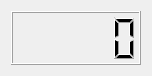
The window that tomato.ui (spmno/Aside) describes before a commit, drawn with Qt 5.
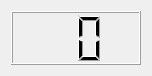
The same window after the commit.

```diff
--- a/tomato.ui
+++ b/tomato.ui
@@ -2,6 +2,12 @@
 <ui version="4.0">
  <class>tomatoDialog</class>
  <widget class="QDialog" name="tomatoDialog">
+  <property name="windowModality">
+   <enum>Qt::NonModal</enum>
+  </property>
+  <property name="enabled">
+   <bool>true</bool>
+  </property>
   <property name="geometry">
    <rect>
     <x>0</x>
@@ -19,6 +25,9 @@
      <property name="frameShape">
       <enum>QFrame::Box</enum>
      </property>
+     <property name="digitCount">
+      <number>2</number>
+     </property>
     </widget>
    </item>
   </layout>
```
